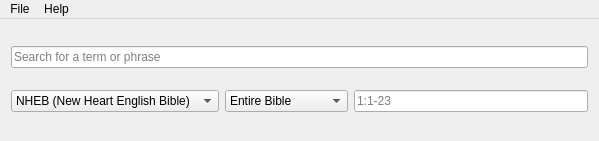
Qt form mainwindow.ui (torculus/QBibleSearch) before a commit.
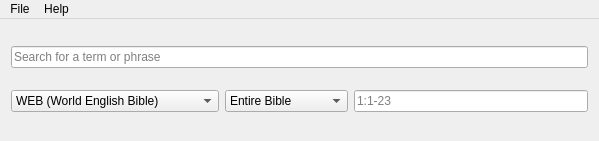
The same form after that commit.

Commit message: Fixed all search book logic, cleaned up Deuterocanon menu items

```diff
--- a/mainwindow.ui
+++ b/mainwindow.ui
@@ -36,6 +36,11 @@
      <layout class="QHBoxLayout" name="horizontalLayout_2">
       <item>
        <widget class="QComboBox" name="comboBox">
+        <item>
+         <property name="text">
+          <string>WEB (World English Bible)</string>
+         </property>
+        </item>
         <item>
          <property name="text">
           <string>NHEB (New Heart English Bible)</string>
```
Left out of the diff: 48 changed lines with no effect on the pictures. The commit also changes 2 other files.
